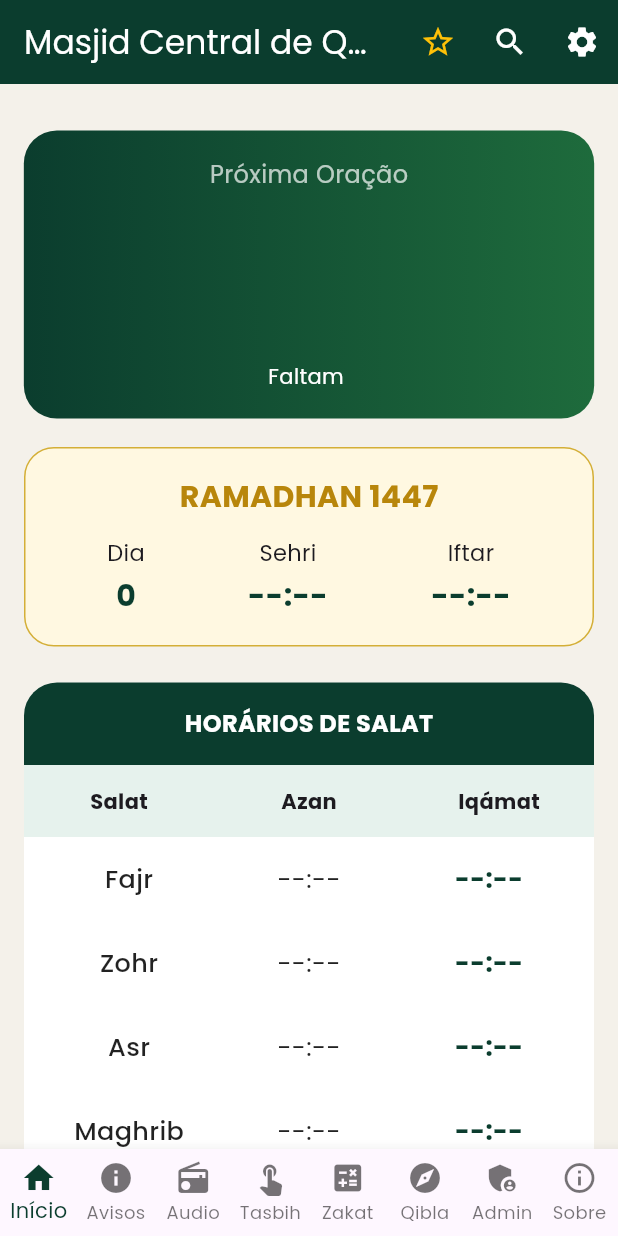
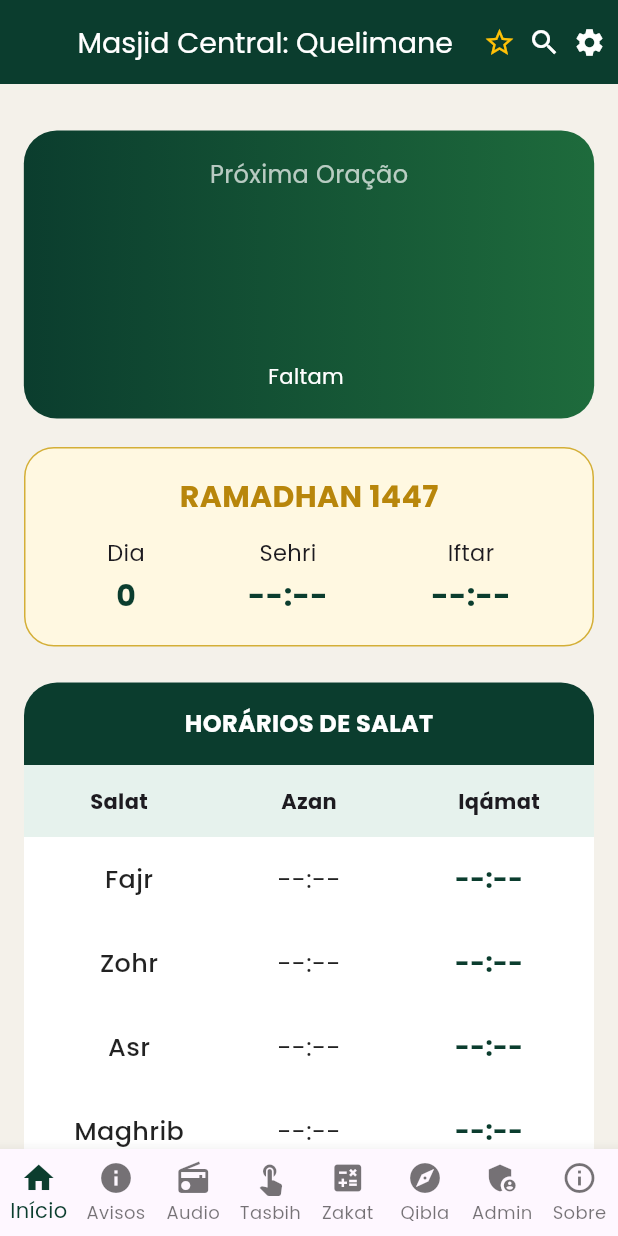
Before and after one commit to mshueib/app-mesquita, a Flutter app: the screen it shows after launch, on a phone screen of 412 x 824 dp. Run offline on Flutter 3.47's test engine with Material 3 defaults, Android fonts, the phone set to English and light mode, and no system bars; drawn by our look-alikes of overlay_support; our stand-ins replace connectivity_plus, firebase_auth, firebase_core, firebase_database, firebase_messaging, flutter_local_notifications and 8 more; missing offline and left inert: android_intent_plus; accounts and stored records are empty.

Commit message:
Banner_fix_titulo

```diff
--- a/lib/main.dart
+++ b/lib/main.dart
@@ -747,29 +747,37 @@ class _HomePageState extends State<HomePage> {
         backgroundColor: const Color(0xFF0B3D2E),
         centerTitle: true,
         title: const Text(
-          "Masjid Central de Quelimane",
-          style: TextStyle(color: Colors.white),
+          "Masjid Central: Quelimane",
+          style: TextStyle(
+            color: Colors.white,
+            fontSize: 19,
+          ),
+          overflow: TextOverflow.ellipsis,
+          maxLines: 1,
         ),
         actions: [
-          // ⭐ FAVORITO (já tens)
-          IconButton(
-            icon: Icon(
+          Row(
+            mainAxisSize: MainAxisSize.min,
+            children: [
+              GestureDetector(
+                onTap: () {
+                  if (_mesquitaSelecionada != null) {
+                    _toggleFavorito(_mesquitaSelecionada!);
+                  }
+                },
+                child: Padding(
+                  padding: const EdgeInsets.symmetric(horizontal: 4),
+                  child: Icon(
                     _favoritos.contains(_mesquitaSelecionada)
                         ? Icons.star
                         : Icons.star_border,
                     color: Colors.amber,
-            ),
-            onPressed: () {
-              if (_mesquitaSelecionada != null) {
-                _toggleFavorito(_mesquitaSelecionada!);
-              }
-            },
-          ),
-
-          // 🔍 PESQUISA (ADICIONAR ESTE)
-          IconButton(
-            icon: const Icon(Icons.search, color: Colors.white),
-            onPressed: () {
+                    size: 22,
+                  ),
+                ),
+              ),
+              GestureDetector(
+                onTap: () {
                   Navigator.push(
                     context,
                     MaterialPageRoute(
@@ -777,33 +785,37 @@ class _HomePageState extends State<HomePage> {
                         onSelecionar: (id) async {
                           setState(() {
                             _mesquitaSelecionada = id;
-
                             _dbRef = FirebaseDatabase.instanceFor(
                               app: Firebase.app(),
                               databaseURL:
                                   'https://mesquita-40d71-default-rtdb.europe-west1.firebasedatabase.app/',
                             ).ref("mesquitas/$id");
                           });
-
                           _ouvirNuvem();
-
                           await NotificationService.cancelarAzan();
-                      await _agendarTodosAzan(await _dbRef.get().then(
-                          (e) => Map<String, dynamic>.from(e.value as Map)));
+                          await _agendarTodosAzan(await _dbRef.get().then((e) =>
+                              Map<String, dynamic>.from(e.value as Map)));
                         },
                       ),
                     ),
                   );
                 },
-          ),
-          IconButton(
-            icon: const Icon(Icons.settings, color: Colors.white),
-            onPressed: () {
-              Navigator.push(
-                context,
-                MaterialPageRoute(builder: (_) => const SettingsPage()),
-              );
+                child: const Padding(
+                  padding: EdgeInsets.symmetric(horizontal: 4),
+                  child: Icon(Icons.search, color: Colors.white, size: 22),
+                ),
+              ),
+              GestureDetector(
+                onTap: () {
+                  Navigator.push(context,
+                      MaterialPageRoute(builder: (_) => const SettingsPage()));
                 },
+                child: const Padding(
+                  padding: EdgeInsets.only(left: 4, right: 8),
+                  child: Icon(Icons.settings, color: Colors.white, size: 22),
+                ),
+              ),
+            ],
           ),
         ],
       ),
```
Lines whose indentation alone changed are shown as unchanged.
